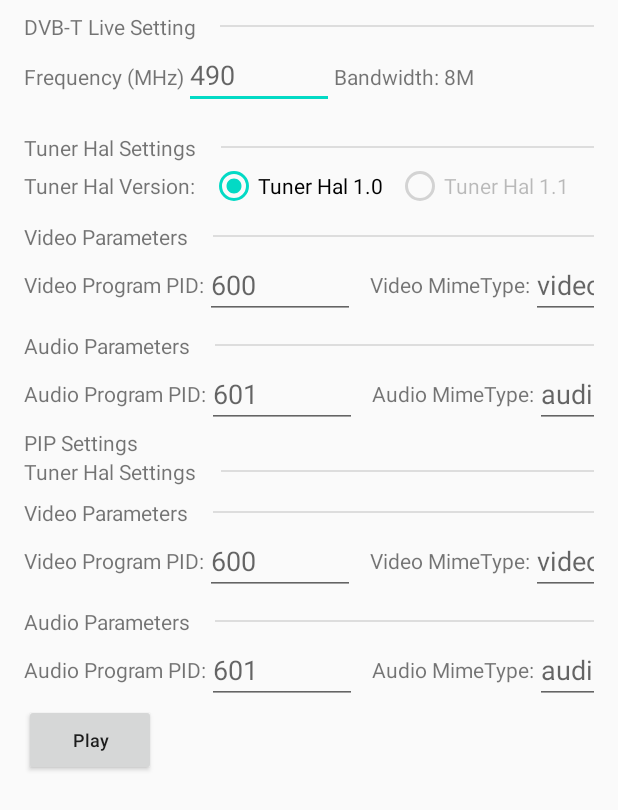
After one commit to khadas/android_vendor_amlogic_common_ASPlayer, an Android app: the LivePIPSettingActivity screen opened directly, with no data from a screen before it, on a phone screen of 412 x 824 dp. The commit adds this screen. Shown: the top 810 px of the screen. Run offline under Robolectric (Android 15) with nearby library versions, the phone set to English and light mode, and no system bars.

Commit message:
ASPlayerDemo: CF1 add PIP demo [1/1]
PD#SWPL-128324

Problem:
add PIP demo

Solution:
add PIP demo

Verify:
AH212 Android R

Change-Id: I971a0f7eed306727ce632a53cb615987cdf53822
Signed-off-by: Shuai Fan <shuai.fan@amlogic.com>

```diff
--- a/apps/ASPlayerDemo/src/main/AndroidManifest.xml
+++ b/apps/ASPlayerDemo/src/main/AndroidManifest.xml
@@ -49,6 +49,9 @@
         <activity android:name=".live.LiveTvPlayerActivity"
             android:theme="@style/Theme_FullScreen"></activity>
 
+        <activity android:name=".pip.LivePIPSettingActivity" />
+        <activity android:name=".pip.LivePIPPlayerActivity"
+            android:theme="@style/Theme_FullScreen"></activity>
     </application>
 
 </manifest>
--- a/apps/ASPlayerDemo/src/main/java/com/amlogic/asplayer/demo/Constant.java
+++ b/apps/ASPlayerDemo/src/main/java/com/amlogic/asplayer/demo/Constant.java
@@ -26,6 +26,8 @@ public class Constant {
 
     public static final String EXTRA_TUNER_HAL_VERSION = "tunerhal.version";
 
+    public static final String EXTRA_PIP_PROGRAM_BUNDLE = "pip.program.bundle";
+
     public static final int TUNER_HAL_VERSION_1_0 = 1;
     public static final int TUNER_HAL_VERSION_1_1 = 2;
 
--- a/apps/ASPlayerDemo/src/main/java/com/amlogic/asplayer/demo/MainActivity.java
+++ b/apps/ASPlayerDemo/src/main/java/com/amlogic/asplayer/demo/MainActivity.java
@@ -17,6 +17,7 @@ import android.os.Bundle;
 
 import com.amlogic.asplayer.demo.live.LiveTvPlayerSettingActivity;
 import com.amlogic.asplayer.demo.local.LocalTvPlayerSettingActivity;
+import com.amlogic.asplayer.demo.pip.LivePIPSettingActivity;
 
 
 public class MainActivity extends Activity {
@@ -42,6 +43,9 @@ public class MainActivity extends Activity {
         findViewById(R.id.btn_live_tv_player).setOnClickListener((v) -> {
             gotoActivity(LiveTvPlayerSettingActivity.class);
         });
+        findViewById(R.id.btn_pip_live_tv_player).setOnClickListener((v) -> {
+            gotoActivity(LivePIPSettingActivity.class);
+        });
     }
 
     private void gotoActivity(Class cls) {
--- /dev/null
+++ b/apps/ASPlayerDemo/src/main/java/com/amlogic/asplayer/demo/pip/LivePIPSettingActivity.java
@@ -0,0 +1,105 @@
+/*
+ * Copyright (c) 2019 Amlogic, Inc. All rights reserved.
+ *
+ * This source code is subject to the terms and conditions defined in the
+ * file 'LICENSE' which is part of this source code package.
+ *
+ * Description:
+ */
+package com.amlogic.asplayer.demo.pip;
+
+import android.app.Activity;
+import android.content.Intent;
+import android.os.Bundle;
+import android.view.View;
+import android.widget.Button;
+import android.widget.EditText;
+import android.widget.Toast;
+
+import androidx.annotation.Nullable;
+
+import com.amlogic.asplayer.demo.Constant;
+import com.amlogic.asplayer.demo.R;
+import com.amlogic.asplayer.demo.utils.TvPlayerBundleHelper;
+import com.amlogic.asplayer.demo.utils.ViewUtils;
+import com.amlogic.asplayer.demo.widget.ProgramInputSettingView;
+
+public class LivePIPSettingActivity extends Activity {
+
+    private static final String TAG = Constant.LOG_TAG;
+
+    private EditText mEditFrequency;
+    private ProgramInputSettingView mProgramInputView;
+    private ProgramInputSettingView mPipProgramInputView;
+
+    private Button mBtnStartPlay;
+
+    @Override
+    protected void onCreate(@Nullable Bundle savedInstanceState) {
+        super.onCreate(savedInstanceState);
+
+        setContentView(R.layout.activity_live_pip_tv_player_setting);
+
+        initViews();
+
+        mProgramInputView.setTunerHalVersion(ProgramInputSettingView.TunerHalVersion.VERSION_1_0);
+        mPipProgramInputView.setTunerHalVersion(ProgramInputSettingView.TunerHalVersion.VERSION_1_0);
+        mPipProgramInputView.showTunerHalLayout(false);
+    }
+
+    private void initViews() {
+        mEditFrequency = findViewById(R.id.edit_frequency);
+        mEditFrequency.setHint(String.valueOf(Constant.DEFAULT_DVBT_FREQUENCY));
+
+        mProgramInputView = findViewById(R.id.program_setting_view);
+        mPipProgramInputView = findViewById(R.id.pip_program_setting_view);
+
+        mBtnStartPlay = findViewById(R.id.btn_fullscreen_play);
+        mBtnStartPlay.setOnClickListener(new View.OnClickListener() {
+            @Override
+            public void onClick(View v) {
+                gotoVideoPlayActivity();
+            }
+        });
+
+        mBtnStartPlay.requestFocus();
+    }
+
+    private void gotoVideoPlayActivity() {
+        int frequency = ViewUtils.getInputNumber(mEditFrequency, 0);
+
+        if (frequency <= 0) {
+            Toast.makeText(this, R.string.tips_no_frequency, Toast.LENGTH_SHORT).show();
+            return;
+        }
+
+        ProgramInputSettingView.ProgramInfo programInfo = mProgramInputView.getProgramInfo();
+        if (programInfo == null) {
+            Toast.makeText(this, R.string.tips_check_input, Toast.LENGTH_SHORT).show();
+            return;
+        }
+
+        ProgramInputSettingView.ProgramInfo pipProgramInfo = mPipProgramInputView.getProgramInfo();
+        if (pipProgramInfo == null) {
+            Toast.makeText(this, R.string.tips_check_input, Toast.LENGTH_SHORT).show();
+            return;
+        }
+
+        Intent intent = new Intent(LivePIPSettingActivity.this, LivePIPPlayerActivity.class);
+
+        // program info bundle
+        Bundle programBundle = TvPlayerBundleHelper.getTvPlayerStartBundle(programInfo);
+        intent.putExtra(Constant.EXTRA_PROGRAM_BUNDLE, programBundle);
+
+        // DVB-T info bundle
+        Bundle dvbtBundle = new Bundle();
+        dvbtBundle.putInt(Constant.EXTRA_FRONTEND_FREQUENCY, frequency * 1000000);
+        intent.putExtra(Constant.EXTRA_FRONTEND_BUNDLE, dvbtBundle);
+
+        // pip program info bundle
+        Bundle pipProgramBundle = TvPlayerBundleHelper.getTvPlayerStartBundle(pipProgramInfo);
+        intent.putExtra(Constant.EXTRA_PIP_PROGRAM_BUNDLE, pipProgramBundle);
+
+        startActivity(intent);
+    }
+}
--- a/apps/ASPlayerDemo/src/main/java/com/amlogic/asplayer/demo/widget/ProgramInputSettingView.java
+++ b/apps/ASPlayerDemo/src/main/java/com/amlogic/asplayer/demo/widget/ProgramInputSettingView.java
@@ -30,7 +30,7 @@ import com.amlogic.asplayer.demo.utils.ViewUtils;
 
 public class ProgramInputSettingView extends LinearLayout {
 
-    private enum TunerHalVersion {
+    public enum TunerHalVersion {
         VERSION_1_0,
         VERSION_1_1
     }
@@ -48,6 +48,7 @@ public class ProgramInputSettingView extends LinearLayout {
 
     private TunerHalVersion mVersion = TunerHalVersion.VERSION_1_0;
 
+    private View mLayoutTunerHal;
     private RadioButton mRdoTunerVersion_1_0;
     private RadioButton mRdoTunerVersion_1_1;
 
@@ -98,6 +99,7 @@ public class ProgramInputSettingView extends LinearLayout {
     }
 
     private void initViews() {
+        mLayoutTunerHal = findViewById(R.id.layout_tuner_hal);
         mRdoTunerVersion_1_0 = findViewById(R.id.rdo_tuner_hal_1_0);
         mRdoTunerVersion_1_1 = findViewById(R.id.rdo_tuner_hal_1_1);
 
@@ -218,6 +220,44 @@ public class ProgramInputSettingView extends LinearLayout {
         return index;
     }
 
+    public void setTunerHalVersion(TunerHalVersion version) {
+        if (version == TunerHalVersion.VERSION_1_1) {
+            mRdoTunerVersion_1_0.setEnabled(false);
+            mRdoTunerVersion_1_1.setEnabled(true);
+        } else {
+            mRdoTunerVersion_1_0.setEnabled(true);
+            mRdoTunerVersion_1_1.setEnabled(false);
+        }
+    }
+
+    public void showTunerHalLayout(boolean show) {
+        mLayoutTunerHal.setVisibility(show ? View.VISIBLE : View.GONE);
+    }
+
+    public void setVideoPid(int videoPid) {
+        mEditVideoPid.setText(String.valueOf(videoPid));
+    }
+
+    public void setVideoMimeType(String videoMimeType) {
+        mEditVideoMimeType.setText(videoMimeType);
+    }
+
+    public void setVideoStreamType(String videoStreamType) {
+        mVideoStreamType = videoStreamType;
+    }
+
+    public void setAudioPid(int audioPid) {
+        mEditAudioPid.setText(String.valueOf(audioPid));
+    }
+
+    public void setAudioMimeType(String audioMimeType) {
+        mEditAudioMimeType.setText(String.valueOf(audioMimeType));
+    }
+
+    public void setAudioStreamType(String audioStreamType) {
+        mAudioStreamType = audioStreamType;
+    }
+
     private void selectTunerVersion(TunerHalVersion version) {
         switch (version) {
             case VERSION_1_1:
--- /dev/null
+++ b/apps/ASPlayerDemo/src/main/res/layout/activity_live_pip_tv_player_setting.xml
@@ -0,0 +1,88 @@
+<?xml version="1.0" encoding="utf-8"?>
+<androidx.constraintlayout.widget.ConstraintLayout xmlns:android="http://schemas.android.com/apk/res/android"
+    xmlns:app="http://schemas.android.com/apk/res-auto"
+    xmlns:tools="http://schemas.android.com/tools"
+    android:layout_width="match_parent"
+    android:layout_height="match_parent"
+    android:paddingLeft="16dp"
+    android:paddingTop="8dp"
+    android:paddingRight="16dp"
+    android:paddingBottom="8dp"
+    android:orientation="horizontal">
+
+    <LinearLayout
+        android:layout_width="match_parent"
+        android:layout_height="match_parent"
+        android:orientation="vertical"
+        app:layout_constraintLeft_toLeftOf="parent"
+        app:layout_constraintTop_toTopOf="parent">
+
+        <LinearLayout
+            android:layout_width="wrap_content"
+            android:layout_height="wrap_content"
+            android:orientation="horizontal">
+
+            <TextView
+                android:layout_width="wrap_content"
+                android:layout_height="wrap_content"
+                android:text="@string/dvbt_live_setting_label" />
+
+            <View
+                android:layout_width="0dp"
+                android:layout_height="1dp"
+                android:layout_weight="1"
+                android:layout_marginLeft="16dp"
+                android:layout_gravity="center_vertical"
+                android:background="@color/divider_color" />
+        </LinearLayout>
+
+        <LinearLayout
+            android:layout_width="match_parent"
+            android:layout_height="wrap_content"
+            android:orientation="horizontal">
+
+            <TextView
+                android:layout_width="wrap_content"
+                android:layout_height="wrap_content"
+                android:text="@string/frequency_label" />
+
+            <EditText
+                android:id="@+id/edit_frequency"
+                android:layout_width="100dp"
+                android:layout_height="wrap_content"
+                android:hint=""
+                android:inputType="number" />
+
+            <TextView
+                android:layout_width="wrap_content"
+                android:layout_height="wrap_content"
+                android:text="@string/bandwidth_label" />
+        </LinearLayout>
+
+        <com.amlogic.asplayer.demo.widget.ProgramInputSettingView
+            android:id="@+id/program_setting_view"
+            android:layout_width="match_parent"
+            android:layout_height="wrap_content"
+            android:layout_marginTop="16dp" />
+
+        <TextView
+            android:layout_width="wrap_content"
+            android:layout_height="wrap_content"
+            android:text="@string/pip_settings_label" />
+
+        <com.amlogic.asplayer.demo.widget.ProgramInputSettingView
+            android:id="@+id/pip_program_setting_view"
+            android:layout_width="match_parent"
+            android:layout_height="wrap_content" />
+
+        <Button
+            android:id="@+id/btn_fullscreen_play"
+            android:layout_width="wrap_content"
+            android:layout_height="wrap_content"
+            android:padding="8dp"
+            android:text="@string/fullscreen_play_video"
+            android:textSize="12dp" />
+
+    </LinearLayout>
+
+</androidx.constraintlayout.widget.ConstraintLayout>
--- a/apps/ASPlayerDemo/src/main/res/layout/layout_asplayer_setting.xml
+++ b/apps/ASPlayerDemo/src/main/res/layout/layout_asplayer_setting.xml
@@ -26,6 +26,7 @@
     </LinearLayout>
 
     <LinearLayout
+        android:id="@+id/layout_tuner_hal"
         android:layout_width="wrap_content"
         android:layout_height="wrap_content"
         android:orientation="horizontal"
--- a/apps/ASPlayerDemo/src/main/res/values/strings.xml
+++ b/apps/ASPlayerDemo/src/main/res/values/strings.xml
@@ -27,5 +27,7 @@
     <string name="bandwidth_label">Bandwidth: 8M</string>
     <string name="tips_no_frequency">Please input frequency</string>
 
+    <string name="pip_settings_label">PIP Settings</string>
+
     <string name="fullscreen_play_video">Play</string>
 </resources>
--- a/library/JNI-ASPlayer-Wrap/src/main/java/com/amlogic/asplayer/jni/wrapper/JniASPlayerWrapper.java
+++ b/library/JNI-ASPlayer-Wrap/src/main/java/com/amlogic/asplayer/jni/wrapper/JniASPlayerWrapper.java
@@ -128,6 +128,11 @@ public class JniASPlayerWrapper implements IASPlayer {
     @Override
     public int setWorkMode(int mode) {
         return 0;
+    }
+
+    @Override
+    public int setPIPMode(int mode) {
+        return native_setPIPMode(mode);
     }
 
     @Override
@@ -351,5 +356,6 @@ public class JniASPlayerWrapper implements IASPlayer {
     private native int native_stopFast();
     private native int native_setTrickMode(int trickMode);
     private native int native_setTransitionModeBefore(int mode);
+    private native int native_setPIPMode(int mode);
     private native void native_release();
 }
```
Also changed, not shown: apps/ASPlayerDemo/src/main/java/com/amlogic/asplayer/demo/pip/LivePIPPlayerActivity.java (added, +171 -0 lines), apps/ASPlayerDemo/src/main/java/com/amlogic/asplayer/demo/player/SimpleTvPlayer.java (added, +39 -0 lines), apps/ASPlayerDemo/src/main/java/com/amlogic/asplayer/demo/player/TvPlayer.java (+10 -0 lines), apps/ASPlayerDemo/src/main/res/layout/activity_live_pip_tv_player.xml (added, +31 -0 lines), apps/ASPlayerDemo/src/main/res/layout/activity_main.xml (+7 -0 lines), 7 other files.
